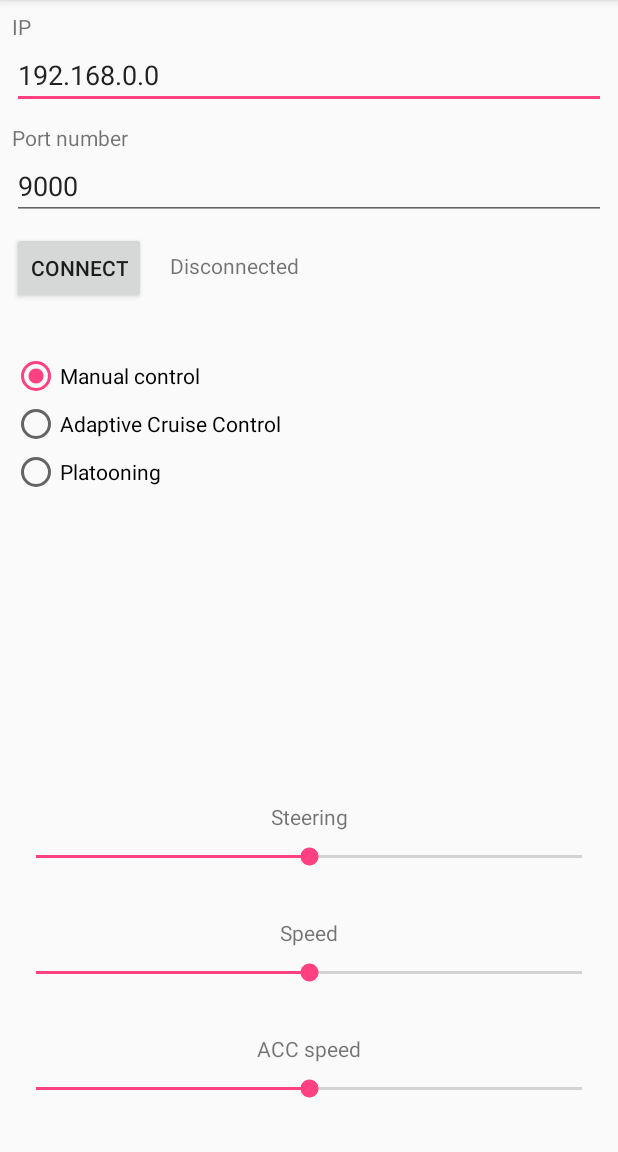
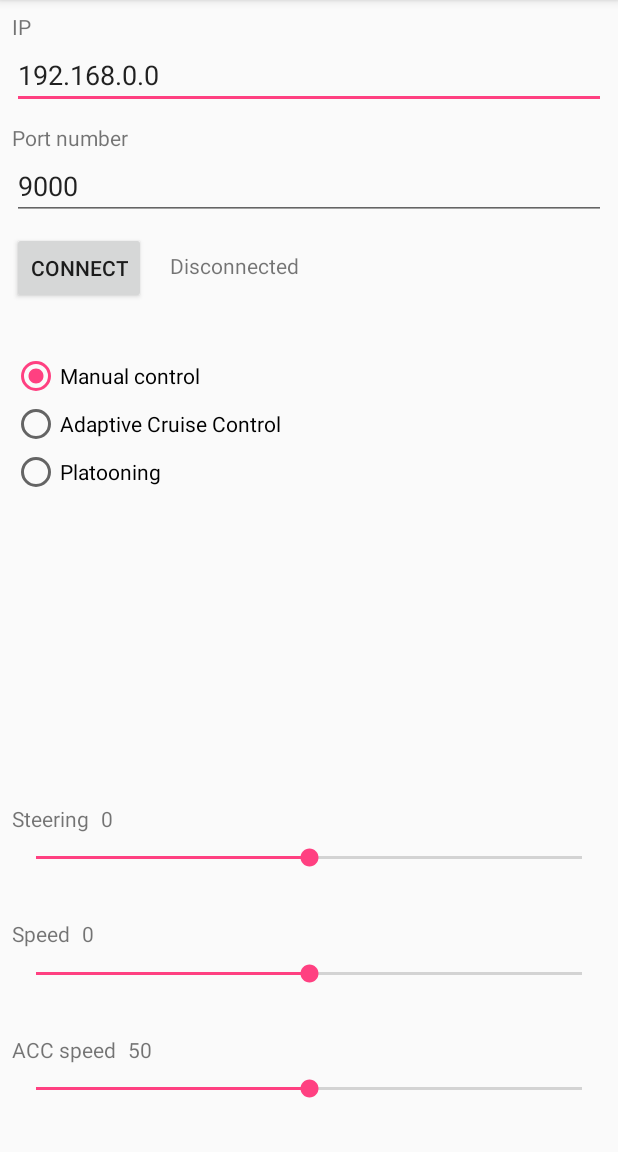
Before and after one commit to petrosdeb/Group-Stierna, an Android app: the screen it shows after launch (MainActivity), on a phone screen of 412 x 824 dp, the part 84-1236 px from its top. Run offline under Robolectric (Android 15) with nearby library versions, the phone set to English and light mode, and no system bars.

Commit message:
Implements text fields that displays the chosen speed, steering, and ACC speed.

```diff
--- a/StiernaController/app/src/main/java/groupstierna/stiernacontroller/MainActivity.java
+++ b/StiernaController/app/src/main/java/groupstierna/stiernacontroller/MainActivity.java
@@ -20,6 +20,9 @@ public class MainActivity extends AppCompatActivity {
     private EditText editTextIPNumber;
     private EditText editTextPortNumber;
     private TextView textViewConnectionStatus;
+    private TextView textViewSteeringDisplay;
+    private TextView textViewManualSpeedDisplay;
+    private TextView textViewACCSpeedDisplay;
 
     private boolean connectionStatus = false;
 
@@ -99,32 +102,31 @@ public class MainActivity extends AppCompatActivity {
         setContentView(R.layout.activity_main);
 
         radioGroup = (RadioGroup) findViewById(R.id.radioGroup);
-        radioGroup.setOnCheckedChangeListener(radioGroupChangeListener);
-
         seekBarSteering = (SeekBar) findViewById(R.id.seekBarSteering);
-        seekBarSteering.setOnSeekBarChangeListener(manualSeekBarChangeListener);
-
         seekBarManualSpeed = (SeekBar) findViewById(R.id.seekBarManualSpeed);
-        seekBarManualSpeed.setOnSeekBarChangeListener(manualSeekBarChangeListener);
-
         seekBarACCSpeed = (SeekBar) findViewById(R.id.seekBarACCSpeed);
-        seekBarACCSpeed.setOnSeekBarChangeListener(accSeekBarChangeListener);
-
         buttonUpdateConnection = (Button) findViewById(R.id.buttonUpdateConnection);
-        buttonUpdateConnection.setOnClickListener(updateConnectionOnClickListener);
 
         editTextIPNumber = (EditText) findViewById(R.id.textIPNumber);
         editTextPortNumber = (EditText) findViewById(R.id.textPortNumber);
         textViewConnectionStatus = (TextView) findViewById(R.id.textViewConnectionStatus);
+        textViewSteeringDisplay = (TextView) findViewById(R.id.textViewSteeringDisplay);
+        textViewManualSpeedDisplay = (TextView) findViewById(R.id.textViewManualSpeedDisplay);
+        textViewACCSpeedDisplay = (TextView) findViewById(R.id.textViewACCSpeedDisplay);
 
         setSeekBarDefaultValues();
+
+        radioGroup.setOnCheckedChangeListener(radioGroupChangeListener);
+        seekBarSteering.setOnSeekBarChangeListener(manualSeekBarChangeListener);
+        seekBarManualSpeed.setOnSeekBarChangeListener(manualSeekBarChangeListener);
+        seekBarACCSpeed.setOnSeekBarChangeListener(accSeekBarChangeListener);
+        buttonUpdateConnection.setOnClickListener(updateConnectionOnClickListener);
     }
 
     private void setSeekBarDefaultValues() {
         seekBarACCSpeed.setProgress(50);
         seekBarManualSpeed.setProgress(100);
         seekBarSteering.setProgress(100);
-
     }
 
     private static enum Keyword {
@@ -179,6 +181,9 @@ public class MainActivity extends AppCompatActivity {
     public void updateControl() {
         updateSpeed();
         updateSteering();
+        textViewSteeringDisplay.setText(String.valueOf(seekBarSteering.getProgress() - 100));
+        textViewManualSpeedDisplay.setText(String.valueOf(seekBarManualSpeed.getProgress() - 100));
+        textViewACCSpeedDisplay.setText(String.valueOf(seekBarACCSpeed.getProgress()));
     }
 
     private void updateSpeed() {
--- a/StiernaController/app/src/main/res/layout/activity_main.xml
+++ b/StiernaController/app/src/main/res/layout/activity_main.xml
@@ -42,10 +42,10 @@
             android:text="Steering"
             android:layout_width="wrap_content"
             android:layout_height="wrap_content" android:id="@+id/textViewSteering"
-            android:layout_marginRight="8dp" app:layout_constraintRight_toRightOf="parent"
             android:layout_marginLeft="8dp" app:layout_constraintLeft_toLeftOf="parent"
-            android:layout_marginBottom="8dp" app:layout_constraintBottom_toTopOf="@+id/seekBarSteering"
-            android:layout_marginStart="8dp" android:layout_marginEnd="8dp"/>
+            android:layout_marginBottom="7dp" app:layout_constraintBottom_toTopOf="@+id/seekBarSteering"
+            android:layout_marginStart="8dp" android:layout_marginEnd="8dp"
+    />
     <SeekBar
             android:layout_width="0dp"
             android:layout_height="wrap_content" android:id="@+id/seekBarSteering"
@@ -59,8 +59,8 @@
             android:layout_width="wrap_content"
             android:layout_height="wrap_content" android:id="@+id/textViewManualSpeed"
             android:layout_marginBottom="8dp"
-            app:layout_constraintBottom_toTopOf="@+id/seekBarManualSpeed" android:layout_marginRight="8dp"
-            app:layout_constraintRight_toRightOf="parent" android:layout_marginLeft="8dp"
+            app:layout_constraintBottom_toTopOf="@+id/seekBarManualSpeed"
+            android:layout_marginLeft="8dp"
             app:layout_constraintLeft_toLeftOf="parent" android:layout_marginStart="8dp"
             android:layout_marginEnd="8dp"/>
     <SeekBar
@@ -75,9 +75,8 @@
             android:text="ACC speed"
             android:layout_width="wrap_content"
             android:layout_height="wrap_content" android:id="@+id/textViewACCSpeed"
-            android:layout_marginRight="8dp" app:layout_constraintRight_toRightOf="parent"
             android:layout_marginLeft="8dp" app:layout_constraintLeft_toLeftOf="parent"
-            android:layout_marginBottom="8dp" app:layout_constraintBottom_toTopOf="@+id/seekBarACCSpeed"
+            android:layout_marginBottom="7dp" app:layout_constraintBottom_toTopOf="@+id/seekBarACCSpeed"
             android:layout_marginStart="8dp" android:layout_marginEnd="8dp"/>
     <SeekBar
             android:layout_width="0dp"
@@ -145,6 +144,27 @@
             android:id="@+id/textViewConnectionStatus"
             app:layout_constraintLeft_toRightOf="@+id/buttonUpdateConnection" android:layout_marginLeft="16dp"
             app:layout_constraintBottom_toBottomOf="@+id/buttonUpdateConnection" android:layout_marginBottom="16dp"/>
+    <TextView
+            android:text="0"
+            android:layout_width="wrap_content"
+            android:layout_height="wrap_content"
+            android:id="@+id/textViewManualSpeedDisplay" app:layout_constraintLeft_toRightOf="@+id/textViewManualSpeed"
+            android:layout_marginLeft="8dp" app:layout_constraintTop_toTopOf="@+id/textViewManualSpeed"
+            android:layout_marginTop="0dp"/>
+    <TextView
+            android:text="50"
+            android:layout_width="wrap_content"
+            android:layout_height="wrap_content"
+            android:id="@+id/textViewACCSpeedDisplay" app:layout_constraintLeft_toRightOf="@+id/textViewACCSpeed"
+            android:layout_marginLeft="8dp" app:layout_constraintTop_toTopOf="@+id/textViewACCSpeed"
+            android:layout_marginTop="0dp"/>
+    <TextView
+            android:text="0"
+            android:layout_width="wrap_content"
+            android:layout_height="wrap_content"
+            android:id="@+id/textViewSteeringDisplay" android:layout_marginTop="0dp"
+            app:layout_constraintTop_toTopOf="@+id/textViewSteering"
+            app:layout_constraintLeft_toRightOf="@+id/textViewSteering" android:layout_marginLeft="8dp"/>
 
 
 </android.support.constraint.ConstraintLayout>
```
